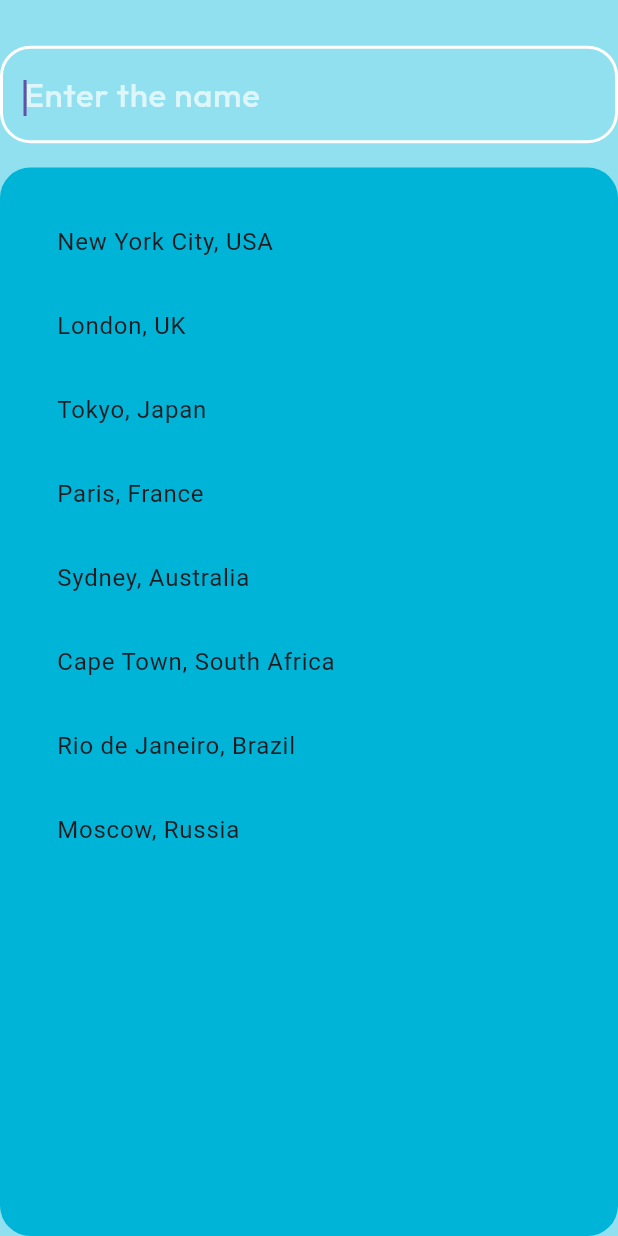
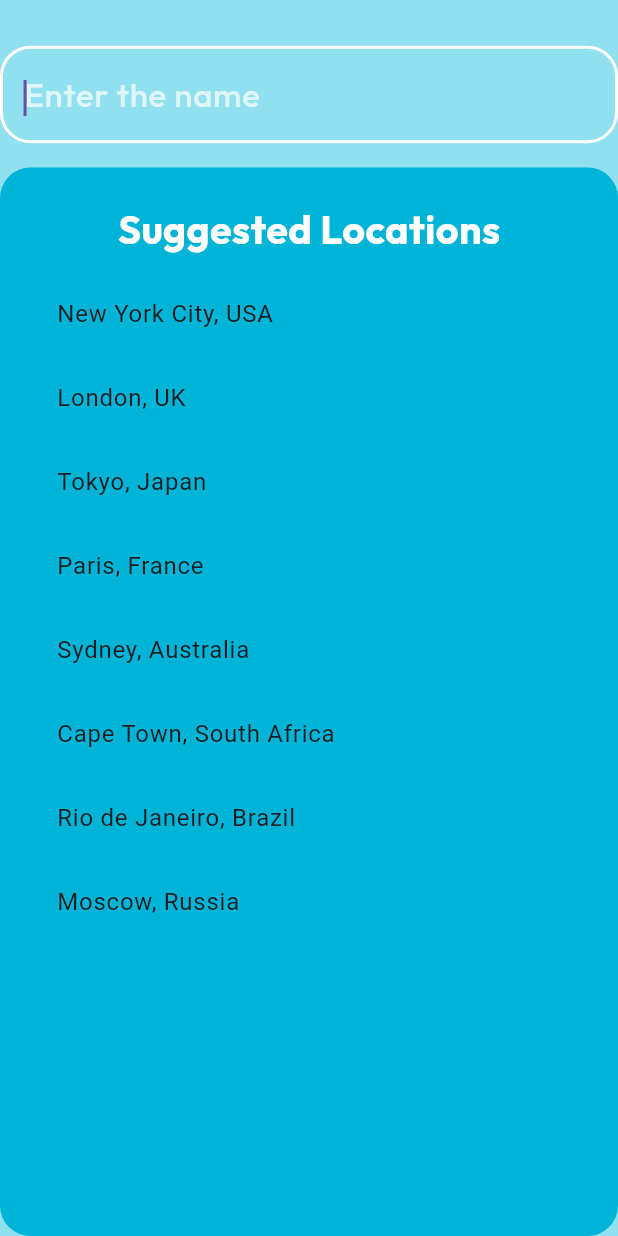
Before and after one commit to 1Shibam/my_weather_reader, a Flutter app: the SearchScreen screen opened by its route, on a phone screen of 412 x 824 dp. Run offline on Flutter 3.47's test engine with Material 3 defaults, Android fonts, the phone set to English and light mode, and no system bars; our stand-ins replace dio, flutter_riverpod, flutter_screenutil, geolocator, go_router, riverpod and 1 more; accounts and stored records are empty.

Commit message:
stuck somewhere in between!!

```diff
--- a/lib/screens/search_screen.dart
+++ b/lib/screens/search_screen.dart
@@ -66,6 +66,18 @@ class _SearchScreenState extends State<SearchScreen> {
                   color: AppColors.skyBlue,
                   borderRadius: BorderRadius.circular(20.r)),
               padding: EdgeInsets.all(20.w),
+              child: Column(
+
+                children: [
+                  if (searchController.text.trim().isEmpty)
+                    Padding(
+                      padding: EdgeInsets.only(bottom: 10.h),
+                      child: Text(
+                        'Suggested Locations',
+                        style: AppTextStyles.heading1,
+                      ),
+                    ),
+                  Expanded(
                     child: Consumer(
                       builder: (context, ref, child) {
                         final suggestions = ref.watch(searchSuggestionsProvider);
@@ -94,6 +106,9 @@ class _SearchScreenState extends State<SearchScreen> {
                       },
                     ),
                   ),
+                ],
+              ),
+            ),
           )
         ],
       ),
```
Lines whose indentation alone changed are shown as unchanged.
